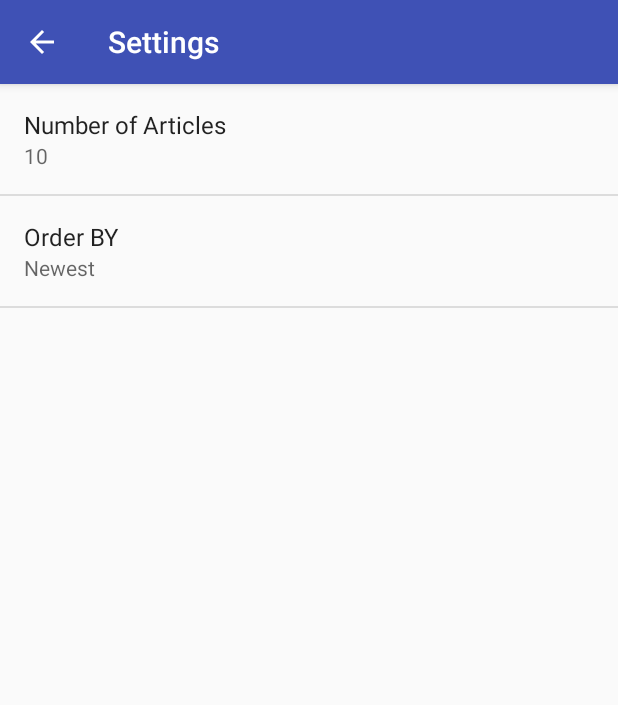
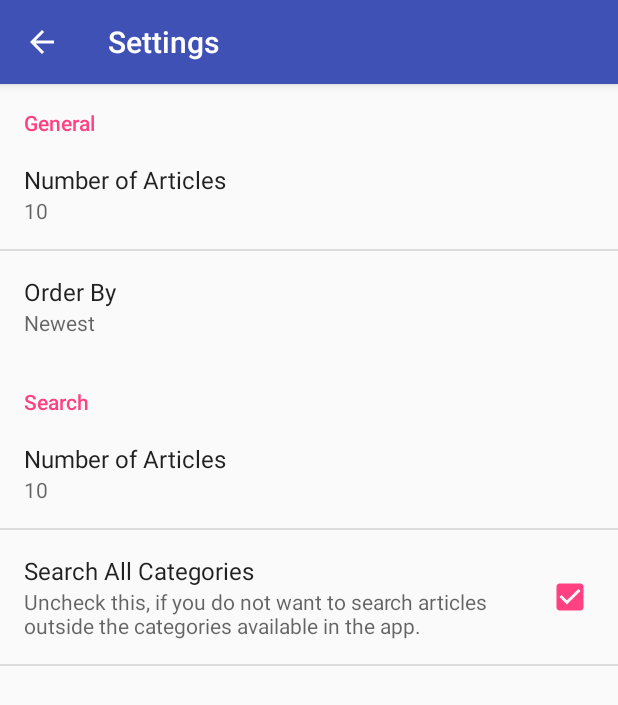
Before and after one commit to amCap1712/NewsCompanion, an Android app: the SettingsActivity screen opened directly, with no data from a screen before it, on a phone screen of 412 x 824 dp. Shown: the top 705 px of the screen. Run offline under Robolectric (Android 15) with nearby library versions, the phone set to English and light mode, and no system bars; Roboto replaces fonts that are not available here.

Commit message:
Add Search Functionality and Preferences.

```diff
--- a/app/src/main/AndroidManifest.xml
+++ b/app/src/main/AndroidManifest.xml
@@ -54,7 +54,7 @@
             android:name=".SettingsActivity"
             android:label="@string/action_settings"
             android:parentActivityName=".MainActivity"
-            android:theme="@style/AppThemeActionBar">
+            android:theme="@style/AppSettingsTheme">
             <meta-data
                 android:name="android.support.PARENT_ACTIVITY"
                 android:value="com.cc.newscompanion.MainActivity" />
--- a/app/src/main/java/com/cc/newscompanion/MainActivity.java
+++ b/app/src/main/java/com/cc/newscompanion/MainActivity.java
@@ -24,7 +24,8 @@ import com.cc.newscompanion.fragments.PhysicsFragment;
 import com.cc.newscompanion.fragments.SpaceFragment;
 import com.cc.newscompanion.fragments.TechFragment;
 
-public class MainActivity extends AppCompatActivity implements OnListFragmentInteractionListener, TabLayout.OnTabSelectedListener{
+public class MainActivity extends AppCompatActivity implements OnListFragmentInteractionListener,
+        TabLayout.OnTabSelectedListener{
     private ViewPager viewPager;
     private ViewPagerAdapter viewPagerAdapter;
     private TabLayout tabLayout;
@@ -86,7 +87,6 @@ public class MainActivity extends AppCompatActivity implements OnListFragmentInt
     @Override
     public void onTabSelected(TabLayout.Tab tab) {
         FragmentTemplate fragment = (FragmentTemplate) viewPagerAdapter.getItem(tabLayout.getSelectedTabPosition());
-       // tabLayout.setSelectedTabIndicatorColor();
         tabLayout.setBackgroundColor(ContextCompat.getColor(this,fragment.tabColor));
         getWindow().setStatusBarColor(ContextCompat.getColor(this,fragment.statusBarColor));
         toolbar.setBackgroundColor(ContextCompat.getColor(this,fragment.tabColor));
--- a/app/src/main/java/com/cc/newscompanion/NewsArticleActivity.java
+++ b/app/src/main/java/com/cc/newscompanion/NewsArticleActivity.java
@@ -87,7 +87,7 @@ public class NewsArticleActivity extends AppCompatActivity {
     }
 
     private int chooseStatusBarColor(int id){
-        int color = R.color.colorPrimaryDark;
+        int color = R.color.dark_black;
         switch (id){
             case 0: color = R.color.space_dark;
                 break;
@@ -104,7 +104,7 @@ public class NewsArticleActivity extends AppCompatActivity {
     }
 
     private int chooseTextBackgroundColor(int id){
-        int color = R.color.colorAccent;
+        int color = R.color.light_black;
         switch (id){
             case 0: color = R.color.space_light;
                 break;
--- a/app/src/main/java/com/cc/newscompanion/SettingsActivity.java
+++ b/app/src/main/java/com/cc/newscompanion/SettingsActivity.java
@@ -2,6 +2,7 @@ package com.cc.newscompanion;
 
 import android.content.Intent;
 import android.content.SharedPreferences;
+import android.preference.CheckBoxPreference;
 import android.preference.ListPreference;
 import android.preference.Preference;
 import android.preference.PreferenceFragment;
@@ -38,8 +39,11 @@ public class SettingsActivity extends AppCompatActivity {
             addPreferencesFromResource(R.xml.settings_main);
             Preference numberOfArticles = findPreference(getString(R.string.preference_articles_number_key));
             bindPreferenceSummaryToValue(numberOfArticles);
+            Preference numberSearchResults = findPreference(getString(R.string.preference_search_articles_number_key));
+            bindPreferenceSummaryToValue(numberSearchResults);
             Preference orderBy = findPreference(getString(R.string.preference_order_by_key));
             bindPreferenceSummaryToValue(orderBy);
+            Preference searchCategory = findPreference(getString(R.string.preference_search_categories_key));
         }
 
         @Override
@@ -52,7 +56,7 @@ public class SettingsActivity extends AppCompatActivity {
                     CharSequence[] labels = listPreference.getEntries();
                     preference.setSummary(labels[preferenceIndex]);
                 }
-            } else
+            } else if(!(preference instanceof CheckBoxPreference))
                 preference.setSummary(value);
             return true;
         }
--- a/app/src/main/res/values/strings.xml
+++ b/app/src/main/res/values/strings.xml
@@ -10,6 +10,9 @@
     <string name="action_search">Search</string>
     <string name="search_hint">Search News</string>
 
+    <string name="preference_category_general">General</string>
+    <string name="preference_category_search">Search</string>
+
     <string name="preference_articles_number">Number of Articles</string>
     <string name="preference_articles_number_key">page-size</string>
     <string name="preference_articles_number_default">10</string>
@@ -19,10 +22,20 @@
     <string name="preference_order_by_oldest">oldest</string>
     <string name="preference_order_by_relevance">relevance</string>
 
-    <string name="preference_order_by_key_label">Order BY</string>
+    <string name="preference_order_by_key_label">Order By</string>
     <string name="preference_order_by_newest_label">Newest</string>
     <string name="preference_order_by_oldest_label">Oldest</string>
     <string name="preference_order_by_relevance_label">Relevance</string>
+
+    <string name="preference_search_articles_number">Number of Articles</string>
+    <string name="preference_search_articles_number_key">search-page-size</string>
+    <string name="preference_search_articles_number_default">10</string>
+
+    <string name="preference_search_categories">true</string>
+    <string name="preference_search_categories_key">tag</string>
+    <string name="preference_search_categories_title">Search All Categories</string>
+    <string name="preference_search_categories_summary">Uncheck this, if you do not want to search articles
+    outside the categories available in the app.</string>
 
     <string name="no_internet_connection">We detected that you are currently not connected to the internet.
     Please re-connect to view latest news articles.</string>
--- a/app/src/main/res/values/styles.xml
+++ b/app/src/main/res/values/styles.xml
@@ -19,6 +19,11 @@
         <item name="android:editTextColor">@android:color/white</item>
         <item name="android:textColorHint">@android:color/white</item>
     </style>
+    <style name="AppSettingsTheme" parent="Base.Theme.AppCompat.Light.DarkActionBar">
+        <item name="colorPrimary">@color/colorPrimary</item>
+        <item name="colorPrimaryDark">@color/colorPrimaryDark</item>
+        <item name="colorAccent">@color/colorAccent</item>
+    </style>
     <style name="TitleFont">
         <item name="android:fontFamily">@font/nunito_sans</item>
         <item name="android:editTextColor">@android:color/white</item>
--- a/app/src/main/res/xml/settings_main.xml
+++ b/app/src/main/res/xml/settings_main.xml
@@ -2,6 +2,7 @@
 <PreferenceScreen xmlns:android="http://schemas.android.com/apk/res/android"
     android:title="@string/action_settings">
 
+    <PreferenceCategory android:title="@string/preference_category_general">
         <EditTextPreference
             android:defaultValue="@string/preference_articles_number_default"
             android:key="@string/preference_articles_number_key"
@@ -15,5 +16,20 @@
             android:entryValues="@array/preference_language_values_list"
             android:key="@string/preference_order_by_key"
             android:title="@string/preference_order_by_key_label" />
+    </PreferenceCategory>
+
+    <PreferenceCategory android:title="@string/preference_category_search">
+        <EditTextPreference
+            android:defaultValue="@string/preference_search_articles_number_default"
+            android:key="@string/preference_search_articles_number_key"
+            android:selectAllOnFocus="true"
+            android:singleLine="true"
+            android:title="@string/preference_search_articles_number"
+            android:inputType="number" />
+        <CheckBoxPreference android:defaultValue="@string/preference_search_categories"
+            android:key="@string/preference_search_categories_key"
+            android:title="@string/preference_search_categories_title"
+            android:summary="@string/preference_search_categories_summary"/>
+    </PreferenceCategory>
 
 </PreferenceScreen>
```
Also changed, not shown: app/src/main/java/com/cc/newscompanion/SearchActivity.java (+17 -0 lines), app/src/main/res/layout/activity_search.xml (+7 -7 lines), app/src/main/res/layout/fragment_template_list.xml (+7 -7 lines). Lines whose indentation alone changed are shown as unchanged.
